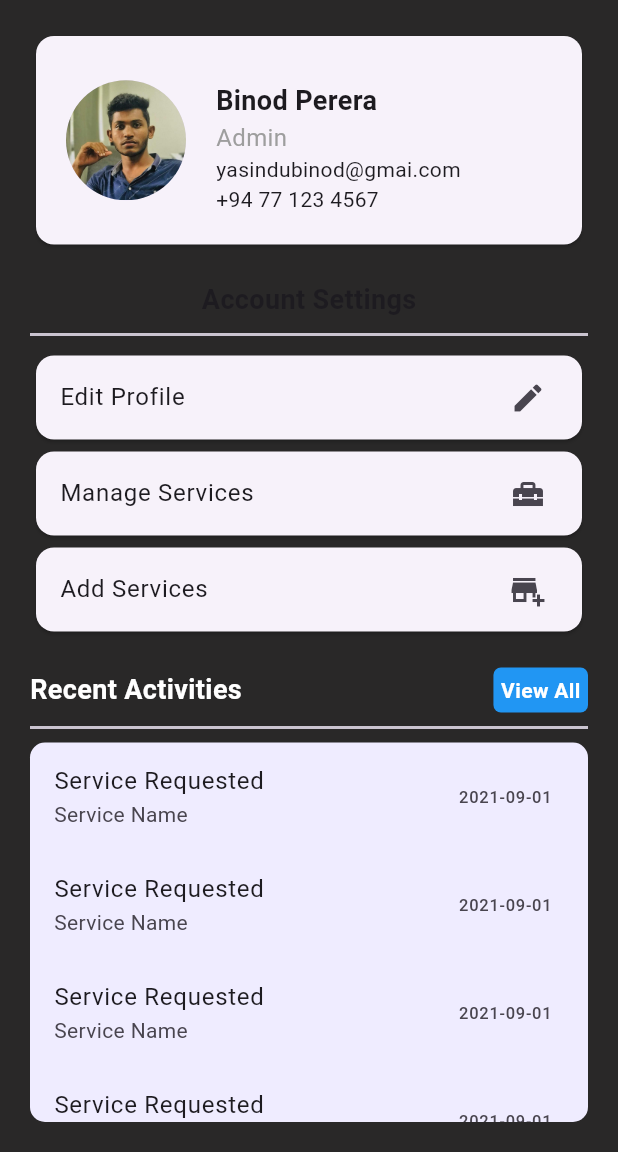
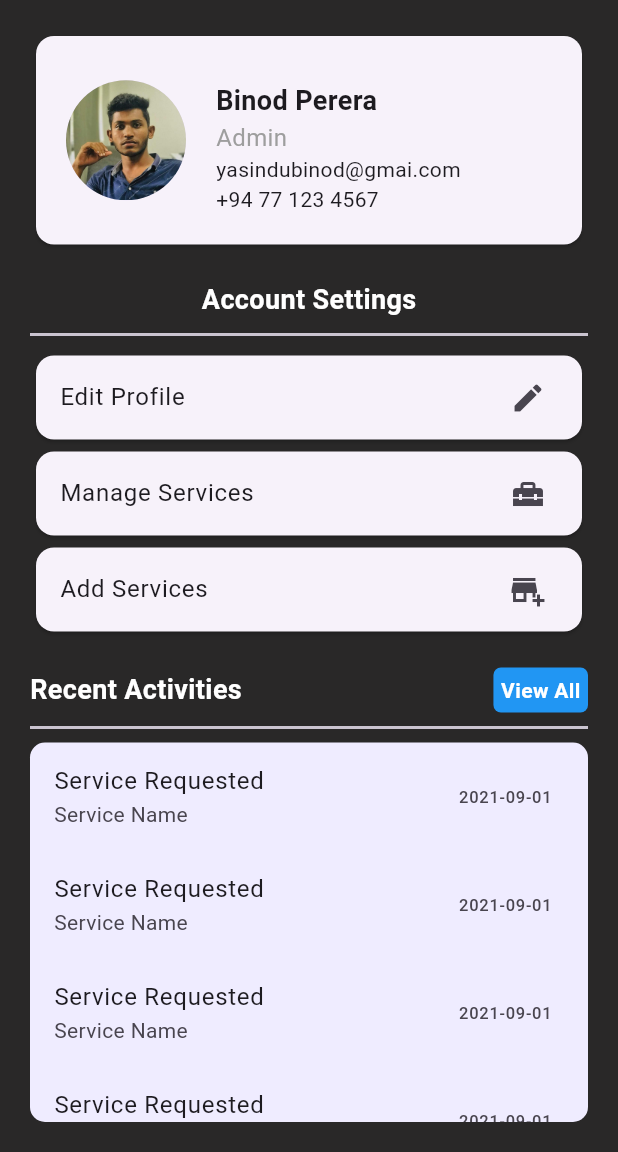
Before and after one commit to BinodPerera/HelaFix, a Flutter app: the Profile screen opened by its route, after a tap on the "light mode" icon, on a phone screen of 412 x 824 dp, the part 84-1236 px from its top. Run offline on Flutter 3.47's test engine with Material 3 defaults, Android fonts, the phone set to English and light mode, and no system bars.

Commit message:
variables set for profile page

```diff
--- a/helafix_mobile_app/lib/pages/profile.dart
+++ b/helafix_mobile_app/lib/pages/profile.dart
@@ -56,7 +56,11 @@ class Profile extends StatelessWidget{
 
             SizedBox(height: 20),
 
-            Text('Account Settings', style: TextStyle( fontSize: 18, fontWeight: FontWeight.bold)),
+            Text('Account Settings', style: TextStyle(
+              fontSize: 18,
+              fontWeight: FontWeight.bold,
+              color: themeProvider.isDarkMode ? AppColours.primaryTextDark : AppColours.primaryTextLight,
+            )),
 
             Divider(thickness: 2, height: 20),
 
```
